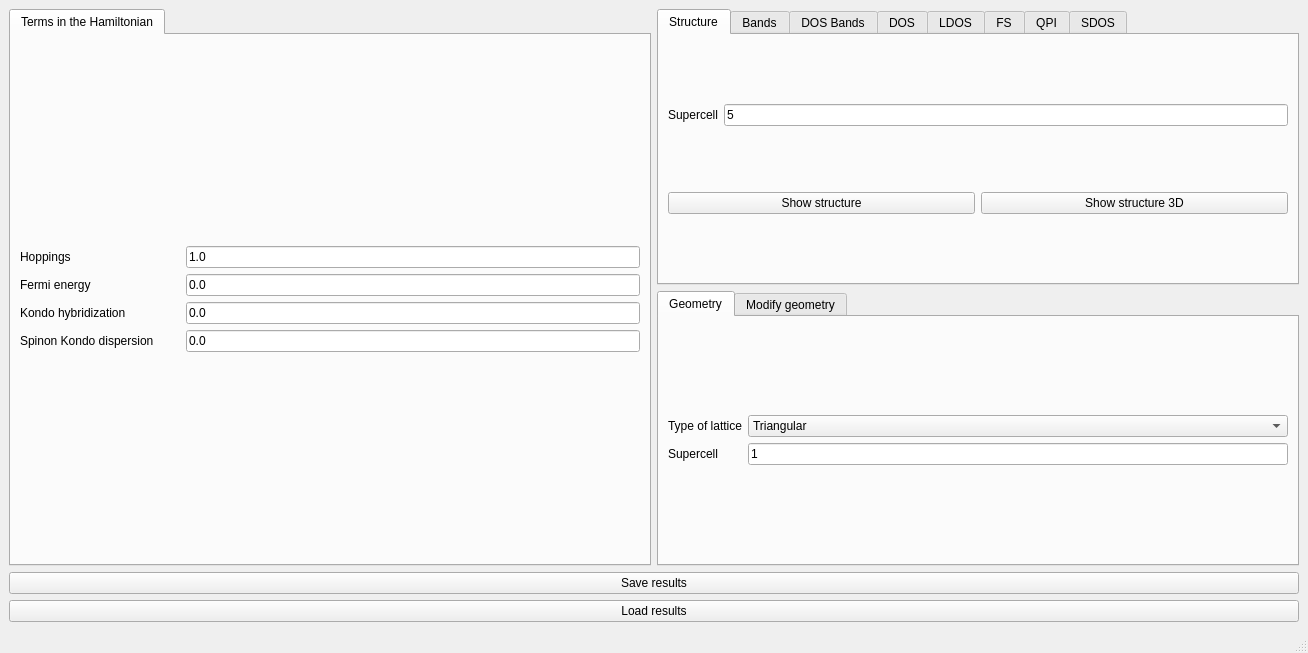
Qt form interface-pyqt/heavyfermion/interface.ui (joselado/quantum-lattice) before a commit.
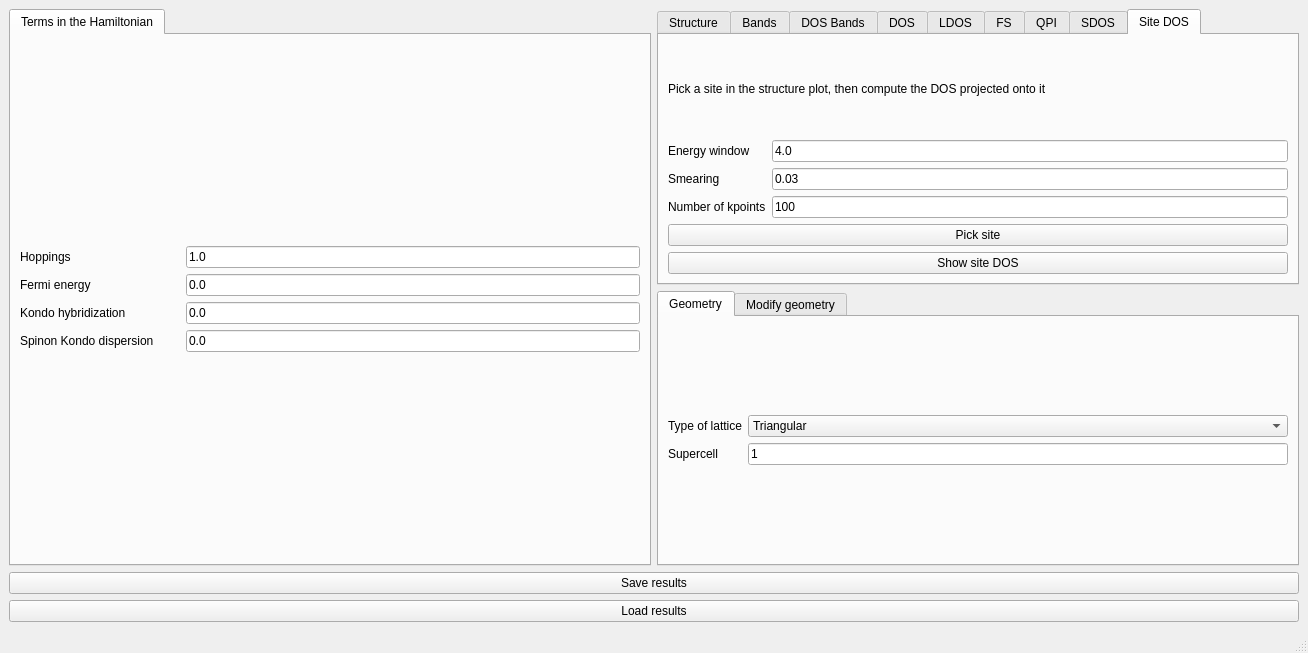
The same form after that commit. The open tabs and pages were chosen to show the change. Custom widgets are drawn as their Qt base class.

Commit message: Add a "Site DOS" feature: pick a site, plot the DOS projected onto it

The edit to the form file:
```diff
--- a/interface-pyqt/heavyfermion/interface.ui
+++ b/interface-pyqt/heavyfermion/interface.ui
@@ -904,6 +904,86 @@
         </item>
        </layout>
       </widget>
+      <widget class="QWidget" name="tab_site_dos">
+       <attribute name="title">
+        <string>Site DOS</string>
+       </attribute>
+       <layout class="QVBoxLayout" name="verticalLayout_site_dos">
+        <item>
+         <widget class="BodyLabel" name="label_site_dos_info">
+          <property name="text">
+           <string>Pick a site in the structure plot, then compute the DOS projected onto it</string>
+          </property>
+          <property name="wordWrap">
+           <bool>true</bool>
+          </property>
+         </widget>
+        </item>
+        <item>
+         <layout class="QGridLayout" name="gridLayout_site_dos">
+          <item row="0" column="0">
+           <widget class="BodyLabel" name="label_site_dos_ewindow">
+            <property name="text">
+             <string>Energy window</string>
+            </property>
+           </widget>
+          </item>
+          <item row="0" column="1">
+           <widget class="LineEdit" name="site_dos_ewindow">
+            <property name="text">
+             <string>4.0</string>
+            </property>
+           </widget>
+          </item>
+          <item row="1" column="0">
+           <widget class="BodyLabel" name="label_site_dos_delta">
+            <property name="text">
+             <string>Smearing</string>
+            </property>
+           </widget>
+          </item>
+          <item row="1" column="1">
+           <widget class="LineEdit" name="site_dos_delta">
+            <property name="text">
+             <string>0.03</string>
+            </property>
+           </widget>
+          </item>
+          <item row="2" column="0">
+           <widget class="BodyLabel" name="label_site_dos_nk">
+            <property name="text">
+             <string>Number of kpoints</string>
+            </property>
+           </widget>
+          </item>
+          <item row="2" column="1">
+           <widget class="LineEdit" name="site_dos_nk">
+            <property name="text">
+             <string>100</string>
+            </property>
+           </widget>
+          </item>
+         </layout>
+        </item>
+        <item>
+         <widget class="PushButton" name="select_site_dos">
+          <property name="toolTip">
+           <string>Click a site in the structure plot to select it</string>
+          </property>
+          <property name="text">
+           <string>Pick site</string>
+          </property>
+         </widget>
+        </item>
+        <item>
+         <widget class="PushButton" name="show_site_dos">
+          <property name="text">
+           <string>Show site DOS</string>
+          </property>
+         </widget>
+        </item>
+       </layout>
+      </widget>
      </widget>
     </item>
     <item row="2" column="0" colspan="2">
```
Left out of the diff: 18 changed lines with no effect on the pictures. Lines whose indentation alone changed are shown as unchanged. The commit also changes 30 other files.
